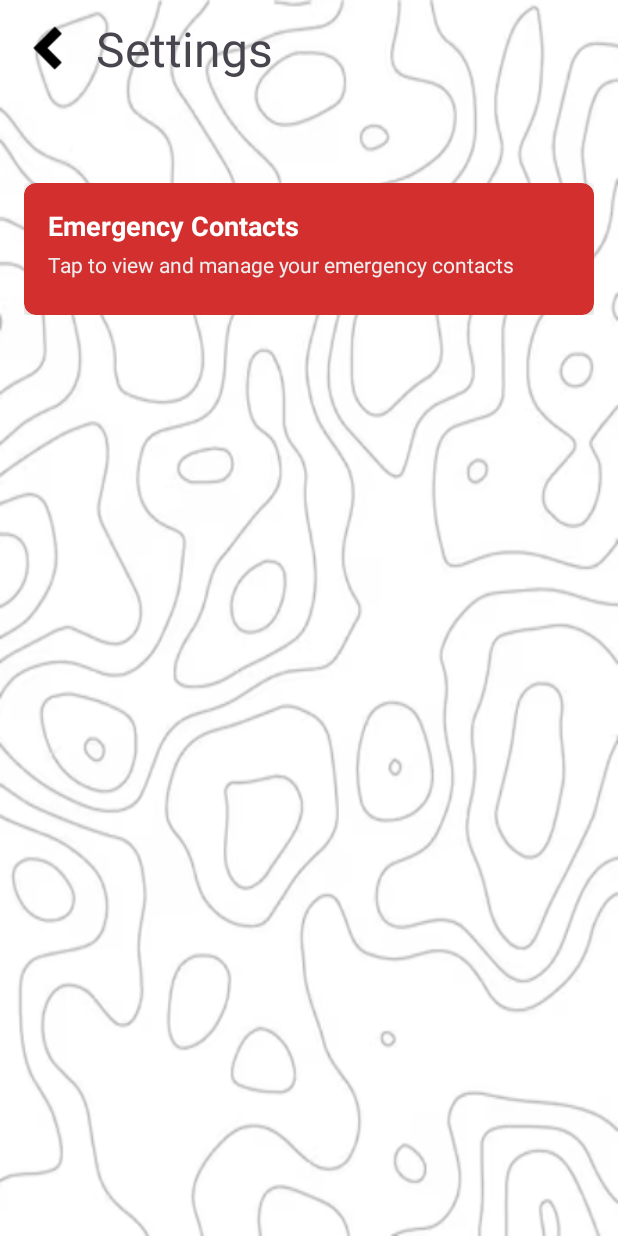
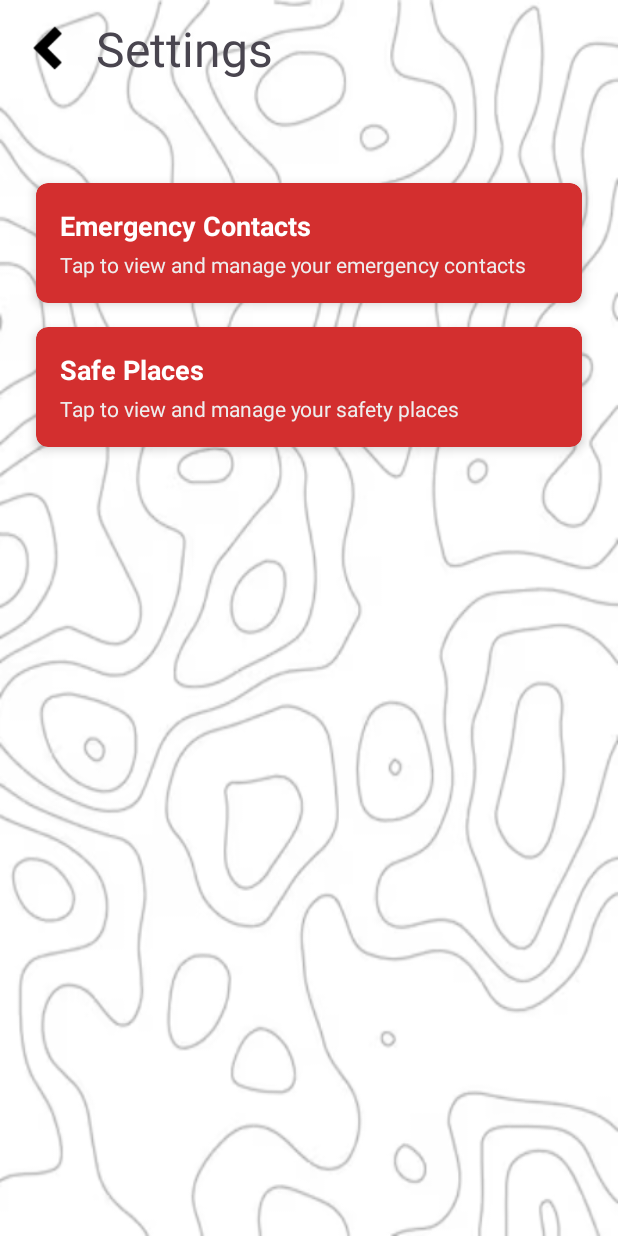
Before and after one commit to najwansv/EarthQuake, an Android app built with Jetpack Compose: the SettingsActivity screen opened directly, with no data from a screen before it, on a phone screen of 412 x 824 dp. Run offline under Robolectric (Android 15) with nearby library versions, the phone set to English and light mode, and no system bars.

Commit message:
update layout emergency

```diff
--- a/app/src/main/java/com/example/earthquake/SettingsActivity.kt
+++ b/app/src/main/java/com/example/earthquake/SettingsActivity.kt
@@ -10,6 +10,7 @@ import androidx.recyclerview.widget.LinearLayoutManager
 import androidx.recyclerview.widget.RecyclerView
 
 class SettingsActivity : AppCompatActivity() {
+
     override fun onCreate(savedInstanceState: Bundle?) {
         super.onCreate(savedInstanceState)
         setContentView(R.layout.activity_settings)
--- a/app/src/main/res/layout/activity_emergency_contacts.xml
+++ b/app/src/main/res/layout/activity_emergency_contacts.xml
@@ -48,16 +48,15 @@
             android:clipToPadding="false"
             android:padding="8dp" />
 
+        <com.google.android.material.floatingactionbutton.FloatingActionButton
+            android:id="@+id/addContactButton"
+            android:layout_width="wrap_content"
+            android:layout_height="wrap_content"
+            android:layout_gravity="end|bottom"
+            android:layout_margin="16dp"
+            android:contentDescription="Add Contact"
+            android:src="@android:drawable/ic_input_add" />
+
     </androidx.cardview.widget.CardView>
 
-    <com.google.android.material.floatingactionbutton.FloatingActionButton
-        android:id="@+id/addContactButton"
-        android:layout_width="wrap_content"
-        android:layout_height="wrap_content"
-        android:layout_margin="16dp"
-        android:contentDescription="Add Contact"
-        android:src="@android:drawable/ic_input_add"
-        app:layout_constraintBottom_toBottomOf="parent"
-        app:layout_constraintEnd_toEndOf="parent" />
-
 </androidx.constraintlayout.widget.ConstraintLayout>
--- a/app/src/main/res/layout/activity_settings.xml
+++ b/app/src/main/res/layout/activity_settings.xml
@@ -48,6 +48,7 @@
             android:foreground="?attr/selectableItemBackground"
             android:clickable="true"
             android:focusable="true"
+            android:layout_margin="8dp"
             app:cardBackgroundColor="#D32F2F"
             app:cardCornerRadius="8dp"
             app:cardElevation="4dp">
@@ -72,13 +73,42 @@
                     android:text="Tap to view and manage your emergency contacts"
                     android:textColor="#EEEEEE"
                     android:layout_marginTop="4dp" />
+            </LinearLayout>
+        </androidx.cardview.widget.CardView>
 
-                <androidx.recyclerview.widget.RecyclerView
-                    android:id="@+id/emergencyContactsPreview"
+        <androidx.cardview.widget.CardView
+            android:id="@+id/safePlaces"
+            android:layout_width="match_parent"
+            android:layout_height="wrap_content"
+            android:backgroundTint="#D32F2F"
+            android:foreground="?attr/selectableItemBackground"
+            android:clickable="true"
+            android:focusable="true"
+            android:layout_margin="8dp"
+            app:cardBackgroundColor="#D32F2F"
+            app:cardCornerRadius="8dp"
+            app:cardElevation="4dp">
+
+            <LinearLayout
+                android:layout_width="match_parent"
+                android:layout_height="wrap_content"
+                android:orientation="vertical"
+                android:padding="16dp">
+
+                <TextView
                     android:layout_width="match_parent"
                     android:layout_height="wrap_content"
-                    android:clipToPadding="false"
-                    android:layout_marginTop="8dp" />
+                    android:text="Safe Places"
+                    android:textSize="18sp"
+                    android:textStyle="bold"
+                    android:textColor="#FFFFFF" />
+
+                <TextView
+                    android:layout_width="match_parent"
+                    android:layout_height="wrap_content"
+                    android:text="Tap to view and manage your safety places"
+                    android:textColor="#EEEEEE"
+                    android:layout_marginTop="4dp" />
             </LinearLayout>
         </androidx.cardview.widget.CardView>
     </LinearLayout>
```
